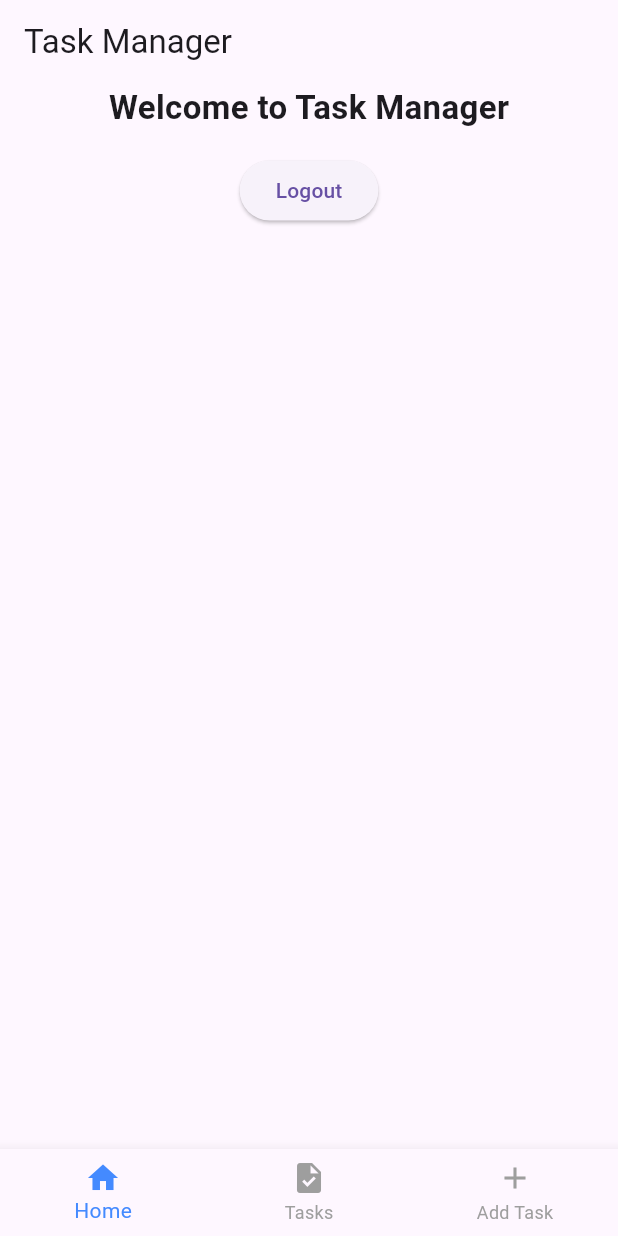
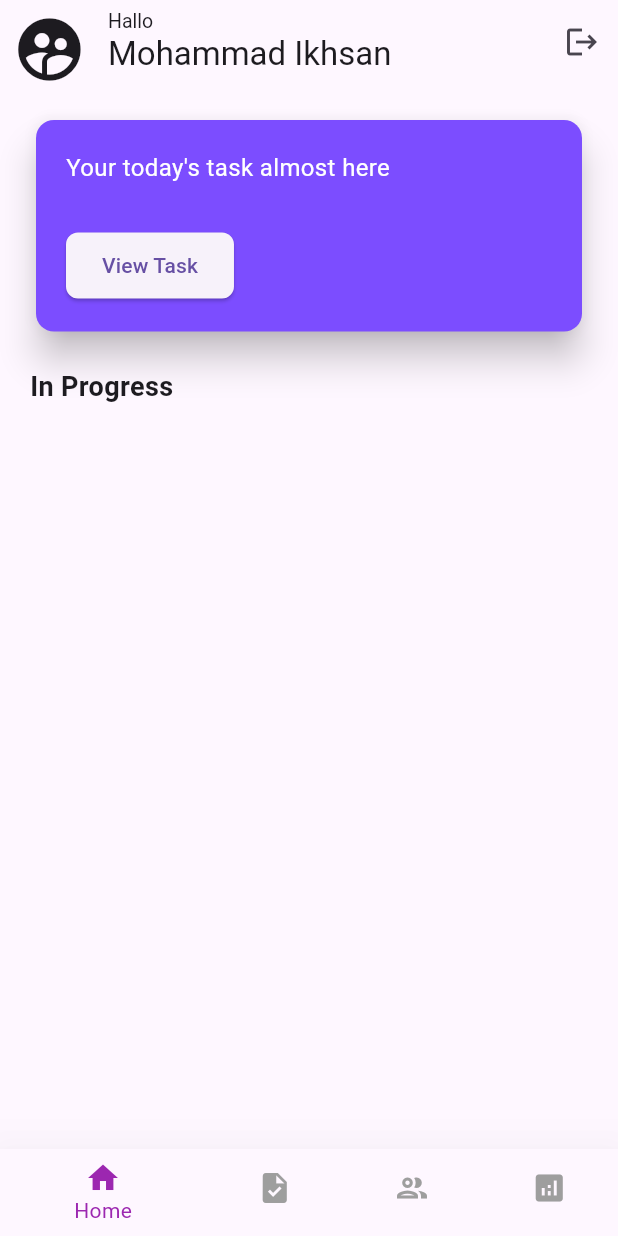
Before and after one commit to ikhzan/task-manager-client, a Flutter app: the MainScreen screen opened directly, on a phone screen of 412 x 824 dp. Run offline on Flutter 3.47's test engine with Material 3 defaults, Android fonts, the phone set to English and light mode, and no system bars; our stand-ins replace dio, shared_preferences; accounts and stored records are empty; network calls fail.

Commit message:
update bottombar-nav

```diff
--- a/lib/screens/home_screen.dart
+++ b/lib/screens/home_screen.dart
@@ -1,5 +1,6 @@
 import 'package:flutter/material.dart';
 import 'package:task_manager_client/core/local_storage.dart';
+import 'package:task_manager_client/widgets/basic_app_bar.dart';
 
 class HomeScreen extends StatefulWidget {
   @override
@@ -19,37 +20,55 @@ class _HomeScreenState extends State<HomeScreen> {
   @override
   Widget build(BuildContext context) {
     return Scaffold(
-      appBar: AppBar(title: Text("Task Manager"),),
-      body: FutureBuilder<bool>(
-        future: isLoggedIn(),
-        builder: (context,snapshot){
-          if(!snapshot.hasData) return Center(child: CircularProgressIndicator(),);
-          final bool loggedIn = snapshot.data!;
-          return Center(
+
+      body: Padding(
+        padding: const EdgeInsets.symmetric(horizontal: 20, vertical: 20),
         child: Column(
+          crossAxisAlignment: CrossAxisAlignment.start,
           children: [
-                Text("Welcome to Task Manager", style: TextStyle(fontSize: 22, fontWeight: FontWeight.bold),),
-                SizedBox(height: 16,),
-                if(!loggedIn) ...[
+            Card(
+              color: Colors.deepPurpleAccent,
+              elevation: 10,
+              child: Padding(
+                padding: const EdgeInsets.symmetric(
+                  horizontal: 20,
+                  vertical: 20,
+                ),
+                child: Row(
+                  crossAxisAlignment: CrossAxisAlignment.center,
+                  children: [
+                    Column(
+                      crossAxisAlignment: CrossAxisAlignment.start,
+                      children: [
+                        Text("Your today's task almost here", style: TextStyle(color: Colors.white, fontSize: 16),),
+                        SizedBox(height: 30),
                         ElevatedButton(
-                    onPressed: () => Navigator.pushNamed(context, '/login'),
-                    child: Text("Login")
+                          onPressed: () {},
+                          style: ElevatedButton.styleFrom(
+                            shape: RoundedRectangleBorder(
+                              borderRadius: BorderRadius.circular(8),
                             ),
-                  SizedBox(height: 10,),
-                  ElevatedButton(
-                    onPressed: () => Navigator.pushNamed(context, '/register'),
-                    child: Text("Register")
+                            padding: EdgeInsets.symmetric(
+                              vertical: 12,
+                              horizontal: 24,
                             ),
-                ],
-                if(loggedIn)
-                  ElevatedButton(
-                    onPressed: _logout,
-                    child: Text("Logout")
+                          ),
+                          child: Text('View Task'),
                         ),
                       ],
                     ),
-          );
-        }
+                    SizedBox(width: 20),
+                  ],
+                ),
+              ),
+            ),
+            SizedBox(height: 20,),
+            Text("In Progress", style: TextStyle(fontWeight: FontWeight.bold, fontSize: 18),),
+            Row(children: [
+
+            ],)
+          ],
+        ),
       ),
     );
   }
--- a/lib/screens/main_screen.dart
+++ b/lib/screens/main_screen.dart
@@ -1,9 +1,12 @@
 
 
 import 'package:flutter/material.dart';
-import 'package:task_manager_client/screens/add_task_screen.dart';
+import 'package:task_manager_client/core/local_storage.dart';
 import 'package:task_manager_client/screens/home_screen.dart';
+import 'package:task_manager_client/screens/kpi_screen.dart';
 import 'package:task_manager_client/screens/task_list_screen.dart';
+import 'package:task_manager_client/screens/task_screen.dart';
+import 'package:task_manager_client/screens/team_screen.dart';
 
 class MainScreen extends StatefulWidget{
   const MainScreen({super.key});
@@ -18,30 +21,54 @@ class _MainScreenState extends State<MainScreen>{
 
   final List<Widget> _screens = [
     HomeScreen(),
-    TaskListScreen(),
-    AddTaskScreen()
+    TaskScreen(),
+    TeamScreen(),
+    KpiScreen()
   ];
 
   void _onItemTapped(int index){
     setState(() => _selectedIndex = index);
   }
 
+  void _logout() async{
+    await LocalStorage.setUserLoggedIn(false);
+    Navigator.popAndPushNamed(context, '/login');
+  }
+
   @override
   Widget build(BuildContext context) {
     return Scaffold(
+      appBar: AppBar(
+        title: Column(
+          crossAxisAlignment: CrossAxisAlignment.start,
+          children: [
+            Text('Hallo', style: TextStyle(fontSize: 13)),
+            Text('Mohammad Ikhsan'),
+          ],
+        ),
+        leading: IconButton(
+          onPressed: () {},
+          icon: Icon(Icons.supervised_user_circle, size: 50),
+        ),
+        actions:  [
+          IconButton(onPressed: _logout, icon: Icon(Icons.logout))
+        ],
+      ),
       body: IndexedStack(
         index: _selectedIndex,
         children: _screens,
       ),
       bottomNavigationBar: BottomNavigationBar(
+        elevation: 30.0,
         currentIndex: _selectedIndex,
-        selectedItemColor: Colors.blueAccent,
+        selectedItemColor: Colors.purple,
         unselectedItemColor: Colors.grey,
         onTap: _onItemTapped,
         items: [
           BottomNavigationBarItem(icon: Icon(Icons.home), label: "Home"),
           BottomNavigationBarItem(icon: Icon(Icons.task), label: "Tasks"),
-          BottomNavigationBarItem(icon: Icon(Icons.add), label: "Add Task"),
+          BottomNavigationBarItem(icon: Icon(Icons.group_outlined), label: "Team"),
+          BottomNavigationBarItem(icon: Icon(Icons.analytics), label: "Kpi"),
         ],
       ),
     );
--- /dev/null
+++ b/lib/screens/profile_screen.dart
@@ -0,0 +1 @@
+class ProfileScreen {}
--- a/lib/services/auth_service.dart
+++ b/lib/services/auth_service.dart
@@ -4,12 +4,12 @@ import 'package:http/http.dart' as http;
 import 'dart:convert';
 
 class AuthService {
-  Future<bool> register(String username, String password) async {
+  Future<bool> register(String username, String password, String email) async {
     try{
       final response = await http.post(
         Uri.parse("${Config.authEndpoint}/register"),
         headers: {"Content-Type":"application/json"},
-        body: jsonEncode({"username":username, "password":password})
+        body: jsonEncode({"username":username, "password":password, "email":email})
       );
       if(response.statusCode == 201 || response.statusCode == 200){
         return true;
--- a/lib/services/task_service.dart
+++ b/lib/services/task_service.dart
@@ -22,9 +22,13 @@ class TaskService {
 
   Future<List<Task>> fetchTasks() async {
     try {
+      final token = await LocalStorage.getToken();
+      if (token == null) {
+        throw Exception("Authorization token is missing");
+      }
       final response = await http.get(
       Uri.parse(Config.tasksEndpoint),
-        headers: {"Content-Type": "application/json"},
+        headers: {"Content-Type": "application/json", "Authorization": token},
       );
 
       if (response.statusCode == 200) {
```
Also changed, not shown: lib/main.dart (+14 -11 lines), lib/screens/kpi_screen.dart (added, +10 -0 lines), lib/screens/login_screen.dart (+92 -54 lines), lib/screens/register_screen.dart (+133 -21 lines), lib/screens/task_screen.dart (added, +10 -0 lines), lib/screens/team_screen.dart (added, +12 -0 lines), lib/widgets/basic_app_bar.dart (added, +31 -0 lines). Lines whose indentation alone changed are shown as unchanged.
